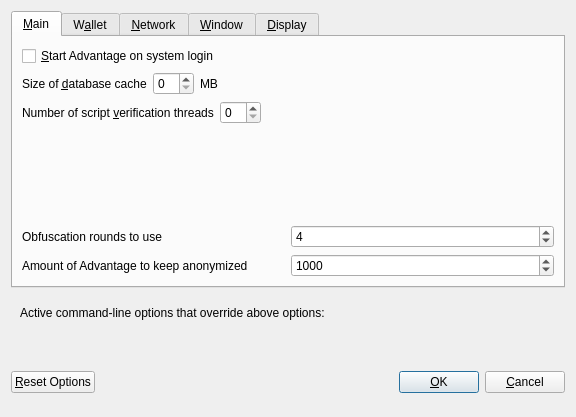
advantage-development/v11, file src/qt/forms/optionsdialog.ui: the form before one commit.
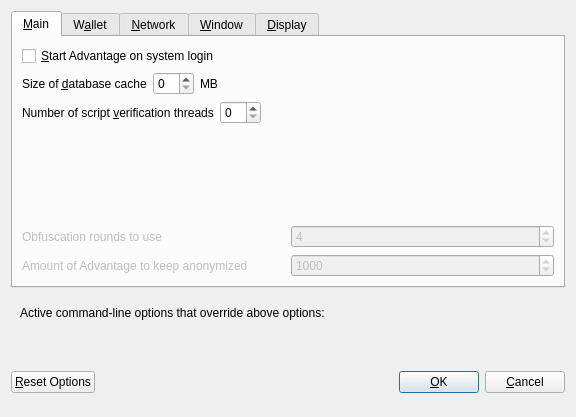
The form after the commit. Custom widgets are drawn as their Qt base class.

```diff
--- a/src/qt/forms/optionsdialog.ui
+++ b/src/qt/forms/optionsdialog.ui
@@ -134,6 +134,9 @@
         <layout class="QHBoxLayout" name="horizontalLayout_4_Main">
          <item>
           <widget class="QLabel" name="label">
+           <property name="enabled">
+            <bool>false</bool>
+           </property>
            <property name="toolTip">
             <string>This setting determines the amount of individual masternodes that an input will be anonymized through.&lt;br/&gt;More rounds of anonymization gives a higher degree of privacy, but also costs more in fees.</string>
            </property>
@@ -144,6 +147,9 @@
          </item>
          <item>
           <widget class="QSpinBox" name="obfuscationRounds">
+           <property name="enabled">
+            <bool>false</bool>
+           </property>
            <property name="minimum">
             <number>2</number>
            </property>
@@ -161,6 +167,9 @@
         <layout class="QHBoxLayout" name="horizontalLayout">
          <item>
           <widget class="QLabel" name="label_2">
+           <property name="enabled">
+            <bool>false</bool>
+           </property>
            <property name="toolTip">
             <string>This amount acts as a threshold to turn off Obfuscation once it's reached.</string>
            </property>
@@ -183,6 +192,9 @@
          </item>
          <item>
           <widget class="QSpinBox" name="anonymizeAdvantage">
+           <property name="enabled">
+            <bool>false</bool>
+           </property>
            <property name="minimum">
             <number>100</number>
            </property>
```
Left out of the diff: 9 changed lines with no effect on the pictures.
